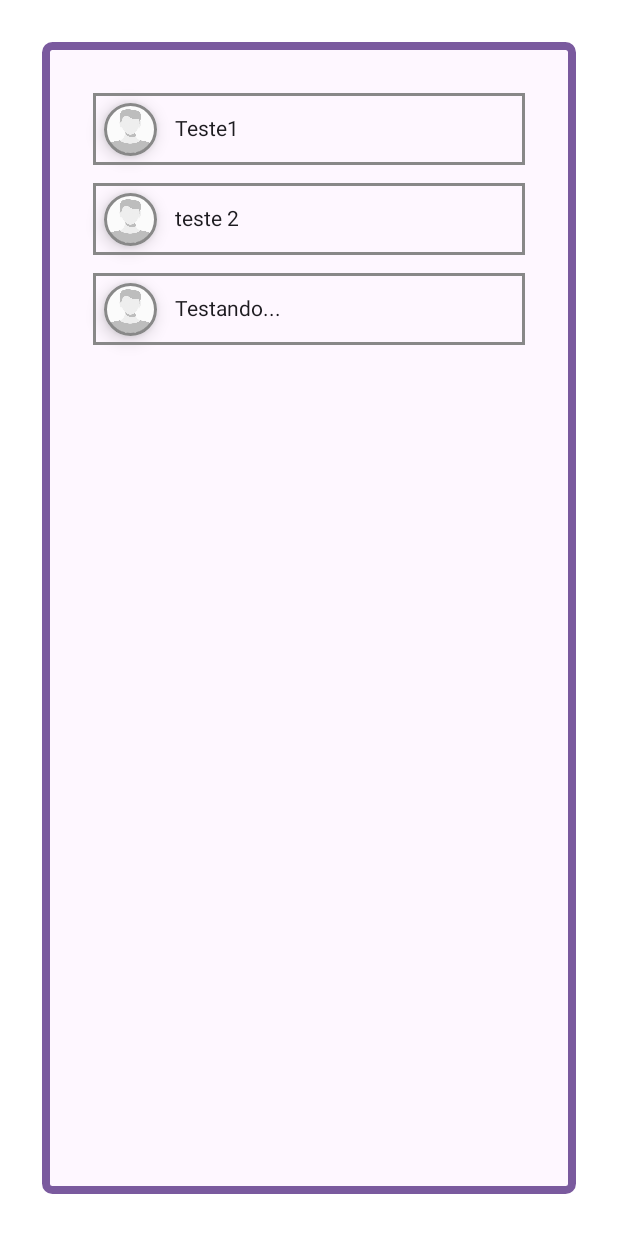
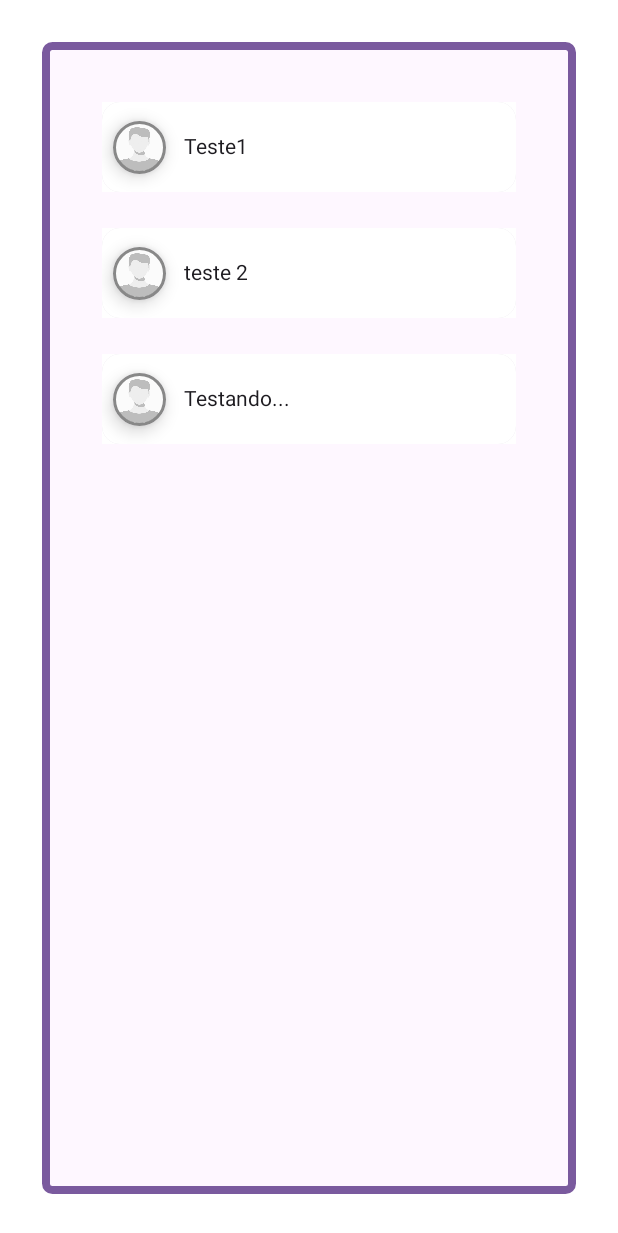
Before and after one commit to gil-fullstack/AndroidProfileCard, an Android app built with Jetpack Compose: the @Preview function Content, on a phone screen of 412 x 824 dp. Shown: the top 1233 px of the screen. Run offline under Robolectric (Android 15) with nearby library versions, the phone set to English and light mode, and no system bars.

Commit message:
Activate show all profiles

```diff
--- a/app/src/main/java/com/tinellus/perfilcard/MainActivity.kt
+++ b/app/src/main/java/com/tinellus/perfilcard/MainActivity.kt
@@ -16,6 +16,7 @@ import androidx.compose.foundation.layout.PaddingValues
 import androidx.compose.foundation.layout.Row
 import androidx.compose.foundation.layout.Spacer
 import androidx.compose.foundation.layout.fillMaxHeight
+import androidx.compose.foundation.layout.fillMaxSize
 import androidx.compose.foundation.layout.fillMaxWidth
 import androidx.compose.foundation.layout.height
 import androidx.compose.foundation.layout.padding
@@ -25,12 +26,15 @@ import androidx.compose.foundation.lazy.items
 import androidx.compose.foundation.shape.CircleShape
 import androidx.compose.foundation.shape.CornerSize
 import androidx.compose.foundation.shape.RoundedCornerShape
+import androidx.compose.material3.Button
 import androidx.compose.material3.Card
 import androidx.compose.material3.CardDefaults
 import androidx.compose.material3.HorizontalDivider
 import androidx.compose.material3.Surface
 import androidx.compose.material3.Text
 import androidx.compose.runtime.Composable
+import androidx.compose.runtime.mutableStateOf
+import androidx.compose.runtime.remember
 import androidx.compose.ui.Alignment
 import androidx.compose.ui.Modifier
 import androidx.compose.ui.graphics.Color
@@ -58,6 +62,9 @@ class MainActivity : ComponentActivity() {
 @SuppressLint("ResourceAsColor")
 @Composable
 fun myShowCard() {
+    var showAllProfiles = remember {
+        mutableStateOf(false)
+    }
     Surface(
         modifier = Modifier
             .fillMaxWidth()
@@ -100,6 +107,12 @@ fun myShowCard() {
                         fontWeight = FontWeight.Bold
                     )
                 }
+                Button(onClick = { showAllProfiles.value = !showAllProfiles.value }) {
+                    Text(text = "Ver Pefis")
+                }
+            }
+            if(showAllProfiles.value){
+                Content()
             }
 
         }
@@ -132,7 +145,7 @@ fun GreetingPreview() {
     }
 }
 
-@Preview
+//@Preview
 @Composable
 fun Content() {
     val myItems = listOf("Teste1", "teste 2", "Testando...")
@@ -159,12 +172,17 @@ private fun Portfolios(myItems: List<String>) {
         LazyColumn(contentPadding = PaddingValues(28.dp)) {
 
                 items(myItems) { item ->
+                   Card(
+                       modifier = Modifier
+                           .fillMaxWidth()
+                           .padding(12.dp)
+                           .background(Color.White),
+                   ) {
                        Row(
                            modifier = Modifier
                                .fillMaxWidth()
                                .height(60.dp)
-                            .padding(6.dp)
-                            .border(2.dp, Color.Gray) ,
+                               .background(Color.White),
                            horizontalArrangement = Arrangement.Start,
                            verticalAlignment = Alignment.CenterVertically
                        ) {
@@ -175,6 +193,7 @@ private fun Portfolios(myItems: List<String>) {
 
                        }
                    }
+                }
 
         }
     }
```
Lines whose indentation alone changed are shown as unchanged.
